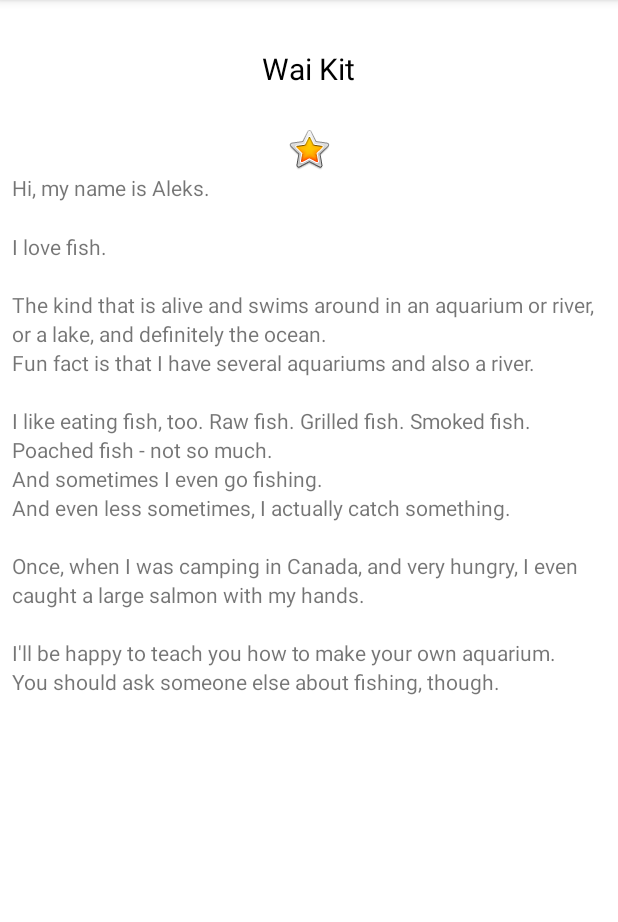
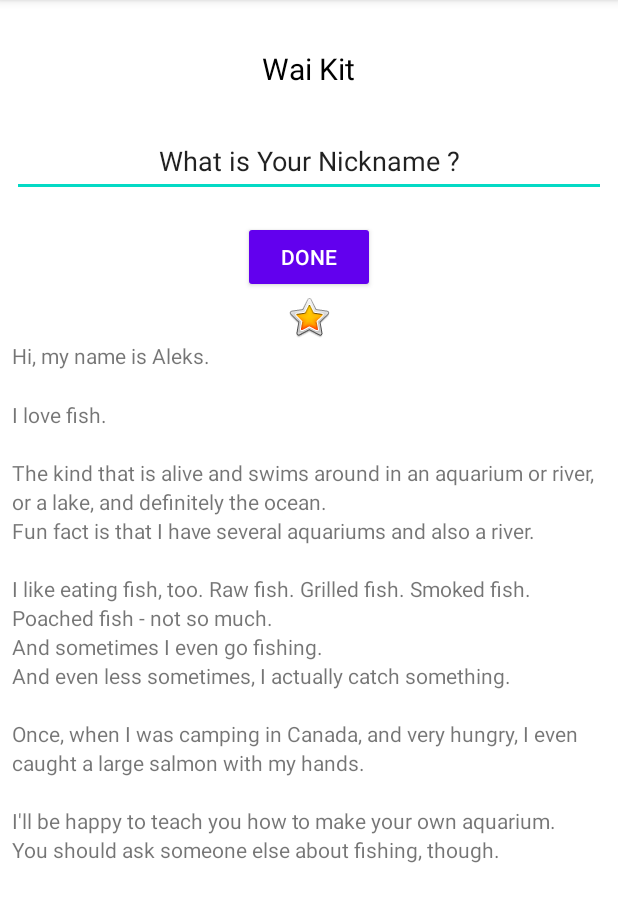
Before and after one commit to WaiKit0306/AboutMe2, an Android app: the screen it shows after launch (MainActivity), on a phone screen of 412 x 824 dp, the part 84-1006 px from its top. Run offline under Robolectric (Android 15) with nearby library versions, the phone set to English and light mode, and no system bars; Roboto replaces fonts that are not available here.

Commit message:
18/8/2022-2

```diff
--- a/app/src/main/res/layout/activity_main.xml
+++ b/app/src/main/res/layout/activity_main.xml
@@ -21,8 +21,35 @@
         app:layout_constraintTop_toTopOf="parent"
         style="@style/NameStyle" />
 
+    <EditText
+        android:id="@+id/nickName_edit"
+        android:layout_width="match_parent"
+        android:layout_height="wrap_content"
+        android:ems="10"
+        android:inputType="textPersonName"
+        android:minHeight="48dp"
+        android:text="@string/nickName"
+        android:textAlignment="center" />
+
+    <Button
+        android:id="@+id/done_button"
+        style="@style/Widget.AppCompat.Button.Colored"
+        android:layout_width="wrap_content"
+        android:layout_height="wrap_content"
+        android:layout_gravity="center_horizontal"
+        android:layout_marginTop="@dimen/top"
+        android:text="@string/done" />
+
+    <TextView
+        android:id="@+id/nickName_text"
+        android:layout_width="match_parent"
+        android:layout_height="wrap_content"
+        android:textAlignment="center"
+        android:visibility="gone"
+        android:text=""/>
+
     <ImageView
-        android:id="@+id/imageView"
+        android:id="@+id/starImage"
         android:layout_width="match_parent"
         android:layout_height="wrap_content"
         app:srcCompat="@android:drawable/btn_star_big_on"
--- a/app/src/main/res/values/colors.xml
+++ b/app/src/main/res/values/colors.xml
@@ -7,4 +7,8 @@
     <color name="teal_700">#FF018786</color>
     <color name="black">#FF000000</color>
     <color name="white">#FFFFFFFF</color>
+    <color name="colorPrimary">#008577</color>
+    <color name="colorPrimaryDark">#00574B</color>
+
+    <color name="colorAccent">#76bf5e</color>
 </resources>
--- a/app/src/main/res/values/dimens.xml
+++ b/app/src/main/res/values/dimens.xml
@@ -3,5 +3,6 @@
     <dimen name="text_size">20sp</dimen>
     <dimen name="small_padding">8dp</dimen>
     <dimen name="layout_margin">16dp</dimen>
+    <dimen name="top">16dp</dimen>
     <item name="lineSpace" type="dimen" format="float">1.2</item>
 </resources>
--- a/app/src/main/res/values/strings.xml
+++ b/app/src/main/res/values/strings.xml
@@ -2,5 +2,7 @@
     <string name="app_name">AboutMe</string>
     <string name="name">Wai Kit</string>
     <string name="bio">Hi, my name is Aleks. \n\nI love fish. \n\nThe kind that is alive and swims around in an aquarium or river, or a lake, and definitely the ocean. \nFun fact is that I have several aquariums and also a river. \n\nI like eating fish, too. Raw fish. Grilled fish. Smoked fish. Poached fish - not so much. \nAnd sometimes I even go fishing. \nAnd even less sometimes, I actually catch something. \n\nOnce, when I was camping in Canada, and very hungry, I even caught a large salmon with my hands. \n\nI\'ll be happy to teach you how to make your own aquarium. \nYou should ask someone else about fishing, though.\n\n</string>
+    <string name="nickName">What is Your Nickname ?</string>
+    <string name="done">Done</string>
 
 </resources>
```
